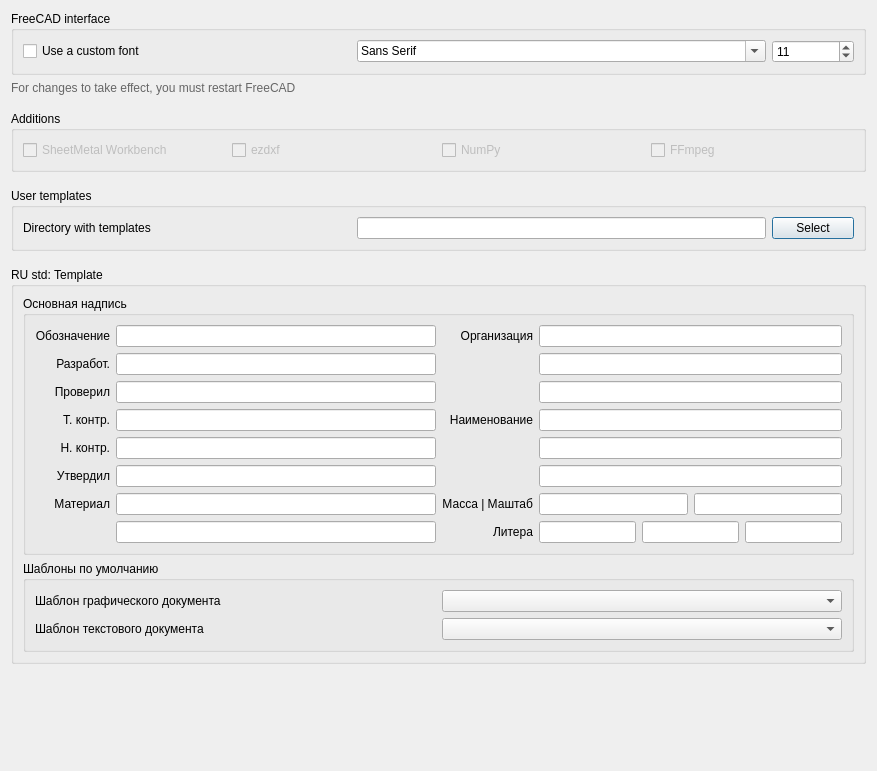
Before: the Qt Designer form addon/addFC/ui/pref_other.ui in GS90/addFC, drawn with Qt 5.
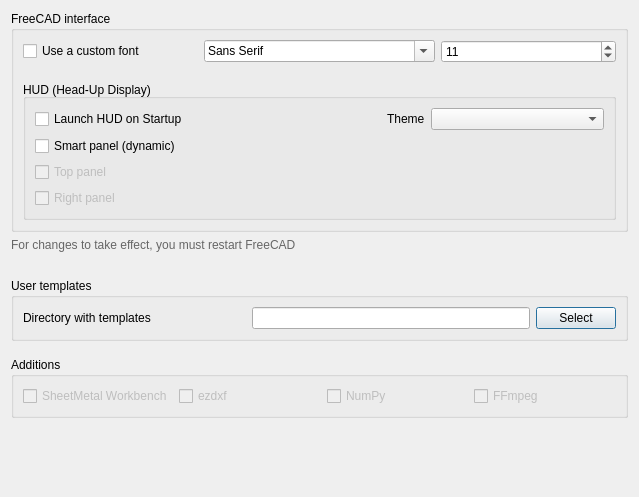
After: the same form once the commit is applied.

Commit message: HUD (Head‑Up Display)

```diff
--- a/addon/addFC/ui/pref_other.ui
+++ b/addon/addFC/ui/pref_other.ui
@@ -7,8 +7,8 @@
    <rect>
     <x>0</x>
     <y>0</y>
-    <width>877</width>
-    <height>771</height>
+    <width>639</width>
+    <height>497</height>
    </rect>
   </property>
   <property name="windowTitle">
@@ -20,32 +20,105 @@
      <property name="title">
       <string>FreeCAD interface</string>
      </property>
-     <layout class="QHBoxLayout" name="horizontalLayout" stretch="4,5,1">
+     <layout class="QVBoxLayout" name="verticalLayout_2" stretch="0,0,0">
       <item>
-       <widget class="QCheckBox" name="fontCheckBox">
-        <property name="text">
-         <string>Use a custom font</string>
-        </property>
-       </widget>
+       <layout class="QHBoxLayout" name="horizontalLayout_font">
+        <item>
+         <widget class="QCheckBox" name="fontCheckBox">
+          <property name="text">
+           <string>Use a custom font</string>
+          </property>
+         </widget>
+        </item>
+        <item>
+         <widget class="QFontComboBox" name="fontComboBox">
+          <property name="currentText">
+           <string>Sans Serif</string>
+          </property>
+         </widget>
+        </item>
+        <item>
+         <widget class="QSpinBox" name="fontSpinBox">
+          <property name="minimum">
+           <number>6</number>
+          </property>
+          <property name="maximum">
+           <number>96</number>
+          </property>
+          <property name="value">
+           <number>11</number>
+          </property>
+         </widget>
+        </item>
+       </layout>
       </item>
       <item>
-       <widget class="QFontComboBox" name="fontComboBox">
-        <property name="currentText">
-         <string>Sans Serif</string>
+       <spacer name="verticalSpacer_hud">
+        <property name="orientation">
+         <enum>Qt::Vertical</enum>
         </property>
-       </widget>
+        <property name="sizeType">
+         <enum>QSizePolicy::Minimum</enum>
+        </property>
+        <property name="sizeHint" stdset="0">
+         <size>
+          <width>20</width>
+          <height>10</height>
+         </size>
+        </property>
+       </spacer>
       </item>
       <item>
-       <widget class="QSpinBox" name="fontSpinBox">
-        <property name="minimum">
-         <number>6</number>
+       <widget class="QGroupBox" name="groupBox_hud">
+        <property name="title">
+         <string>HUD (Head‑Up Display)</string>
         </property>
-        <property name="maximum">
-         <number>96</number>
-        </property>
-        <property name="value">
-         <number>11</number>
-        </property>
+        <layout class="QGridLayout" name="gridLayout" columnstretch="2,0,1">
+         <item row="2" column="0">
+          <widget class="QCheckBox" name="checkBox_hud_top">
+           <property name="enabled">
+            <bool>false</bool>
+           </property>
+           <property name="text">
+            <string>Top panel</string>
+           </property>
+          </widget>
+         </item>
+         <item row="1" column="0">
+          <widget class="QCheckBox" name="checkBox_hud_smart">
+           <property name="text">
+            <string>Smart panel (dynamic)</string>
+           </property>
+          </widget>
+         </item>
+         <item row="0" column="1">
+          <widget class="QLabel" name="label_hud_theme">
+           <property name="text">
+            <string>Theme</string>
+           </property>
+          </widget>
+         </item>
+         <item row="0" column="0">
+          <widget class="QCheckBox" name="checkBox_hud_autoload">
+           <property name="text">
+            <string>Launch HUD on Startup</string>
+           </property>
+          </widget>
+         </item>
+         <item row="3" column="0">
+          <widget class="QCheckBox" name="checkBox_hud_right">
+           <property name="enabled">
+            <bool>false</bool>
+           </property>
+           <property name="text">
+            <string>Right panel</string>
+           </property>
+          </widget>
+         </item>
+         <item row="0" column="2">
+          <widget class="QComboBox" name="comboBox_hud_theme"/>
+         </item>
+        </layout>
        </widget>
       </item>
      </layout>
@@ -72,6 +145,48 @@
      <property name="sizeHint" stdset="0">
       <size>
        <width>20</width>
+       <height>20</height>
+      </size>
+     </property>
+    </spacer>
+   </item>
+   <item>
+    <widget class="QGroupBox" name="groupBox_ut">
+     <property name="title">
+      <string>User templates</string>
+     </property>
+     <layout class="QHBoxLayout" name="horizontalLayout_3" stretch="4,5,1">
+      <item>
+       <widget class="QLabel" name="utLabel">
+        <property name="text">
+         <string>Directory with templates</string>
+        </property>
+       </widget>
+      </item>
+      <item>
+       <widget class="QLineEdit" name="utLineEdit"/>
+      </item>
+      <item>
+       <widget class="QPushButton" name="utSelect">
+        <property name="text">
+         <string>Select</string>
+        </property>
+       </widget>
+      </item>
+     </layout>
+    </widget>
+   </item>
+   <item>
+    <spacer name="verticalSpacer_centre">
+     <property name="orientation">
+      <enum>Qt::Vertical</enum>
+     </property>
+     <property name="sizeType">
+      <enum>QSizePolicy::Minimum</enum>
+     </property>
+     <property name="sizeHint" stdset="0">
+      <size>
+       <width>20</width>
        <height>10</height>
       </size>
      </property>
@@ -126,302 +241,6 @@
      </layout>
     </widget>
    </item>
-   <item>
-    <spacer name="verticalSpacer_centre">
-     <property name="orientation">
-      <enum>Qt::Vertical</enum>
-     </property>
-     <property name="sizeType">
-      <enum>QSizePolicy::Minimum</enum>
-     </property>
-     <property name="sizeHint" stdset="0">
-      <size>
-       <width>20</width>
-       <height>10</height>
-      </size>
-     </property>
-    </spacer>
-   </item>
-   <item>
-    <widget class="QGroupBox" name="groupBox_ut">
-     <property name="title">
-      <string>User templates</string>
-     </property>
-     <layout class="QHBoxLayout" name="horizontalLayout_3" stretch="4,5,1">
-      <item>
-       <widget class="QLabel" name="utLabel">
-        <property name="text">
-         <string>Directory with templates</string>
-        </property>
-       </widget>
-      </item>
-      <item>
-       <widget class="QLineEdit" name="utLineEdit"/>
-      </item>
-      <item>
-       <widget class="QPushButton" name="utSelect">
-        <property name="text">
-         <string>Select</string>
-        </property>
-       </widget>
-      </item>
-     </layout>
-    </widget>
-   </item>
-   <item>
-    <spacer name="verticalSpacer_lower">
-     <property name="orientation">
-      <enum>Qt::Vertical</enum>
-     </property>
-     <property name="sizeType">
-      <enum>QSizePolicy::Minimum</enum>
-     </property>
-     <property name="sizeHint" stdset="0">
-      <size>
-       <width>20</width>
-       <height>10</height>
-      </size>
-     </property>
-    </spacer>
-   </item>
-   <item>
-    <widget class="QGroupBox" name="groupBox_stdRU">
-     <property name="title">
-      <string>RU std: Template</string>
-     </property>
-     <layout class="QVBoxLayout" name="verticalLayout_2">
-      <item>
-       <widget class="QGroupBox" name="groupBox_stamp">
-        <property name="title">
-         <string>Основная надпись</string>
-        </property>
-        <layout class="QHBoxLayout" name="horizontalLayout_2" stretch="1,1">
-         <item>
-          <layout class="QGridLayout" name="gridLayout_L">
-           <item row="5" column="0">
-            <widget class="QLabel" name="ApproverLabel">
-             <property name="text">
-              <string>Утвердил</string>
-             </property>
-             <property name="alignment">
-              <set>Qt::AlignRight|Qt::AlignTrailing|Qt::AlignVCenter</set>
-             </property>
-            </widget>
-           </item>
-           <item row="3" column="1">
-            <widget class="QLineEdit" name="Control1"/>
-           </item>
-           <item row="4" column="1">
-            <widget class="QLineEdit" name="Control2"/>
-           </item>
-           <item row="0" column="0">
-            <widget class="QLabel" name="DesignationLabel">
-             <property name="text">
-              <string>Обозначение</string>
-             </property>
-             <property name="alignment">
-              <set>Qt::AlignRight|Qt::AlignTrailing|Qt::AlignVCenter</set>
-             </property>
-            </widget>
-           </item>
-           <item row="1" column="0">
-            <widget class="QLabel" name="AuthorLabel">
-             <property name="text">
-              <string>Разработ.</string>
-             </property>
-             <property name="alignment">
-              <set>Qt::AlignRight|Qt::AlignTrailing|Qt::AlignVCenter</set>
-             </property>
-            </widget>
-           </item>
-           <item row="4" column="0">
-            <widget class="QLabel" name="Control2Label">
-             <property name="text">
-              <string>Н. контр.</string>
-             </property>
-             <property name="alignment">
-              <set>Qt::AlignRight|Qt::AlignTrailing|Qt::AlignVCenter</set>
-             </property>
-            </widget>
-           </item>
-           <item row="6" column="1">
-            <widget class="QLineEdit" name="Material1"/>
-           </item>
-           <item row="2" column="0">
-            <widget class="QLabel" name="InspectorLabel">
-             <property name="text">
-              <string>Проверил</string>
-             </property>
-             <property name="alignment">
-              <set>Qt::AlignRight|Qt::AlignTrailing|Qt::AlignVCenter</set>
-             </property>
-            </widget>
-           </item>
-           <item row="3" column="0">
-            <widget class="QLabel" name="Control1Label">
-             <property name="text">
-              <string>Т. контр.</string>
-             </property>
-             <property name="alignment">
-              <set>Qt::AlignRight|Qt::AlignTrailing|Qt::AlignVCenter</set>
-             </property>
-            </widget>
-           </item>
-           <item row="2" column="1">
-            <widget class="QLineEdit" name="Inspector"/>
-           </item>
-           <item row="1" column="1">
-            <widget class="QLineEdit" name="Author">
-             <property name="text">
-              <string/>
-             </property>
-            </widget>
-           </item>
-           <item row="6" column="0">
-            <widget class="QLabel" name="MaterialLabel">
-             <property name="text">
-              <string>Материал</string>
-             </property>
-             <property name="alignment">
-              <set>Qt::AlignRight|Qt::AlignTrailing|Qt::AlignVCenter</set>
-             </property>
-            </widget>
-           </item>
-           <item row="5" column="1">
-            <widget class="QLineEdit" name="Approver"/>
-           </item>
-           <item row="0" column="1">
-            <widget class="QLineEdit" name="Designation">
-             <property name="text">
-              <string/>
-             </property>
-            </widget>
-           </item>
-           <item row="7" column="1">
-            <widget class="QLineEdit" name="Material2"/>
-           </item>
-          </layout>
-         </item>
-         <item>
-          <layout class="QGridLayout" name="gridLayout_R">
-           <item row="0" column="1">
-            <widget class="QLineEdit" name="Company1"/>
-           </item>
-           <item row="5" column="1">
-            <widget class="QLineEdit" name="Title3"/>
-           </item>
-           <item row="3" column="0">
-            <widget class="QLabel" name="TitleLabel">
-             <property name="text">
-              <string>Наименование</string>
-             </property>
-             <property name="alignment">
-              <set>Qt::AlignRight|Qt::AlignTrailing|Qt::AlignVCenter</set>
-             </property>
-            </widget>
-           </item>
-           <item row="3" column="1">
-            <widget class="QLineEdit" name="Title1"/>
-           </item>
-           <item row="0" column="0">
-            <widget class="QLabel" name="CompanyLabel">
-             <property name="text">
-              <string>Организация</string>
-             </property>
-             <property name="alignment">
-              <set>Qt::AlignRight|Qt::AlignTrailing|Qt::AlignVCenter</set>
-             </property>
-            </widget>
-           </item>
-           <item row="7" column="0">
-            <widget class="QLabel" name="LetterLabel">
-             <property name="text">
-              <string>Литера</string>
-             </property>
-             <property name="alignment">
-              <set>Qt::AlignRight|Qt::AlignTrailing|Qt::AlignVCenter</set>
-             </property>
-            </widget>
-           </item>
-           <item row="4" column="1">
-            <widget class="QLineEdit" name="Title2"/>
-           </item>
-           <item row="2" column="1">
-            <widget class="QLineEdit" name="Company3"/>
-           </item>
-           <item row="7" column="1">
-            <layout class="QHBoxLayout" name="horizontalLayout_L">
-             <item>
-              <widget class="QLineEdit" name="Letter1"/>
-             </item>
-             <item>
-              <widget class="QLineEdit" name="Letter2"/>
-             </item>
-             <item>
-              <widget class="QLineEdit" name="Letter3"/>
-             </item>
-            </layout>
-           </item>
-           <item row="1" column="1">
-            <widget class="QLineEdit" name="Company2"/>
-           </item>
-           <item row="6" column="0">
-            <widget class="QLabel" name="WeightScaleLabel">
-             <property name="text">
-              <string>Масса | Маштаб</string>
-             </property>
-             <property name="alignment">
-              <set>Qt::AlignRight|Qt::AlignTrailing|Qt::AlignVCenter</set>
-             </property>
-            </widget>
-           </item>
-           <item row="6" column="1">
-            <layout class="QHBoxLayout" name="horizontalLayout_SW">
-             <item>
-              <widget class="QLineEdit" name="Weight"/>
-             </item>
-             <item>
-              <widget class="QLineEdit" name="Scale"/>
-             </item>
-            </layout>
-           </item>
-          </layout>
-         </item>
-        </layout>
-       </widget>
-      </item>
-      <item>
-       <widget class="QGroupBox" name="groupBox_tpl">
-        <property name="title">
-         <string>Шаблоны по умолчанию</string>
-        </property>
-        <layout class="QGridLayout" name="gridLayout">
-         <item row="1" column="0">
-          <widget class="QLabel" name="TextLabel">
-           <property name="text">
-            <string>Шаблон текстового документа</string>
-           </property>
-          </widget>
-         </item>
-         <item row="1" column="1">
-          <widget class="QComboBox" name="Text"/>
-         </item>
-         <item row="0" column="0">
-          <widget class="QLabel" name="DrawingLabel">
-           <property name="text">
-            <string>Шаблон графического документа</string>
-           </property>
-          </widget>
-         </item>
-         <item row="0" column="1">
-          <widget class="QComboBox" name="Drawing"/>
-         </item>
-        </layout>
-       </widget>
-      </item>
-     </layout>
-    </widget>
-   </item>
    <item>
     <spacer name="verticalSpacer">
      <property name="orientation">
```
Left out of the diff: 2 changed lines with no effect on the pictures. The commit also changes 31 other files.
